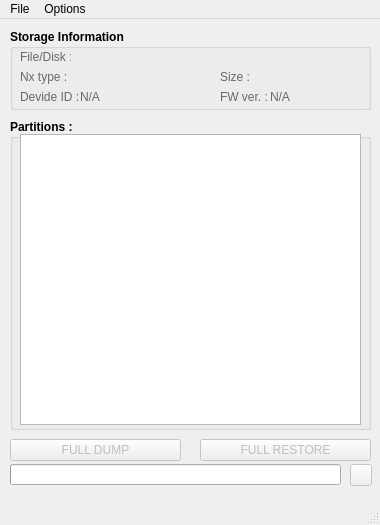
First picture: the form in NxNandManager/mainwindow.ui, repository eliboa/NxNandManager, before the edit.
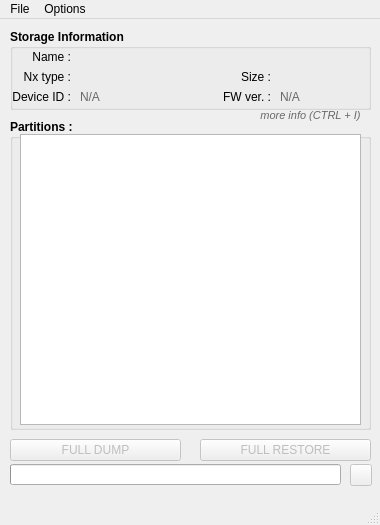
Second picture: the form after the edit. Icons and pictures are not drawn.

Commit message: GUI : misc. upgrades Full TX emuNAND detection (file) Improved PRODINFO/F dectection Fixed QWidgetItem heap memory leak

```diff
--- a/NxNandManager/mainwindow.ui
+++ b/NxNandManager/mainwindow.ui
@@ -85,7 +85,7 @@
      <rect>
       <x>10</x>
       <y>465</y>
-      <width>141</width>
+      <width>171</width>
       <height>16</height>
      </rect>
     </property>
@@ -546,10 +546,10 @@
    <widget class="QLabel" name="remaining_time_label">
     <property name="geometry">
      <rect>
-      <x>160</x>
+      <x>200</x>
       <y>465</y>
-      <width>141</width>
-      <height>16</height>
+      <width>171</width>
+      <height>20</height>
      </rect>
     </property>
     <property name="font">
@@ -700,9 +700,9 @@
         <colorrole role="WindowText">
          <brush brushstyle="SolidPattern">
           <color alpha="255">
-           <red>104</red>
-           <green>104</green>
-           <blue>104</blue>
+           <red>0</red>
+           <green>0</green>
+           <blue>0</blue>
           </color>
          </brush>
         </colorrole>
@@ -729,9 +729,9 @@
         <colorrole role="WindowText">
          <brush brushstyle="SolidPattern">
           <color alpha="255">
-           <red>104</red>
-           <green>104</green>
-           <blue>104</blue>
+           <red>0</red>
+           <green>0</green>
+           <blue>0</blue>
           </color>
          </brush>
         </colorrole>
@@ -792,13 +792,16 @@
       </font>
      </property>
      <property name="text">
-      <string>File/Disk :</string>
+      <string>Name :</string>
+     </property>
+     <property name="alignment">
+      <set>Qt::AlignRight|Qt::AlignTrailing|Qt::AlignVCenter</set>
      </property>
     </widget>
     <widget class="QLabel" name="size_label">
      <property name="geometry">
       <rect>
-       <x>210</x>
+       <x>230</x>
        <y>40</y>
        <width>31</width>
        <height>16</height>
@@ -810,9 +813,9 @@
         <colorrole role="WindowText">
          <brush brushstyle="SolidPattern">
           <color alpha="255">
-           <red>104</red>
-           <green>104</green>
-           <blue>104</blue>
+           <red>0</red>
+           <green>0</green>
+           <blue>0</blue>
           </color>
          </brush>
         </colorrole>
@@ -821,9 +824,9 @@
         <colorrole role="WindowText">
          <brush brushstyle="SolidPattern">
           <color alpha="255">
-           <red>104</red>
-           <green>104</green>
-           <blue>104</blue>
+           <red>0</red>
+           <green>0</green>
+           <blue>0</blue>
           </color>
          </brush>
         </colorrole>
@@ -850,6 +853,9 @@
      <property name="text">
       <string>Size :</string>
      </property>
+     <property name="alignment">
+      <set>Qt::AlignRight|Qt::AlignTrailing|Qt::AlignVCenter</set>
+     </property>
     </widget>
     <widget class="QLabel" name="nxtype_label">
      <property name="geometry">
@@ -866,9 +872,9 @@
         <colorrole role="WindowText">
          <brush brushstyle="SolidPattern">
           <color alpha="255">
-           <red>104</red>
-           <green>104</green>
-           <blue>104</blue>
+           <red>0</red>
+           <green>0</green>
+           <blue>0</blue>
           </color>
          </brush>
         </colorrole>
@@ -877,9 +883,9 @@
         <colorrole role="WindowText">
          <brush brushstyle="SolidPattern">
           <color alpha="255">
-           <red>104</red>
-           <green>104</green>
-           <blue>104</blue>
+           <red>0</red>
+           <green>0</green>
+           <blue>0</blue>
           </color>
          </brush>
         </colorrole>
@@ -906,13 +912,16 @@
      <property name="text">
       <string>Nx type :</string>
      </property>
+     <property name="alignment">
+      <set>Qt::AlignRight|Qt::AlignTrailing|Qt::AlignVCenter</set>
+     </property>
     </widget>
     <widget class="QLabel" name="size_value">
      <property name="geometry">
       <rect>
-       <x>240</x>
+       <x>270</x>
        <y>40</y>
-       <width>111</width>
+       <width>81</width>
        <height>16</height>
       </rect>
      </property>
@@ -966,7 +975,7 @@
     <widget class="QLabel" name="nxtype_value">
      <property name="geometry">
       <rect>
-       <x>60</x>
+       <x>70</x>
        <y>40</y>
        <width>141</width>
        <height>16</height>
@@ -1022,7 +1031,7 @@
     <widget class="QLabel" name="filedisk_value">
      <property name="geometry">
       <rect>
-       <x>60</x>
+       <x>70</x>
        <y>20</y>
        <width>291</width>
        <height>16</height>
@@ -1090,9 +1099,9 @@
         <colorrole role="WindowText">
          <brush brushstyle="SolidPattern">
           <color alpha="255">
-           <red>104</red>
-           <green>104</green>
-           <blue>104</blue>
+           <red>0</red>
+           <green>0</green>
+           <blue>0</blue>
           </color>
          </brush>
         </colorrole>
@@ -1101,9 +1110,9 @@
         <colorrole role="WindowText">
          <brush brushstyle="SolidPattern">
           <color alpha="255">
-           <red>104</red>
-           <green>104</green>
-           <blue>104</blue>
+           <red>0</red>
+           <green>0</green>
+           <blue>0</blue>
           </color>
          </brush>
         </colorrole>
@@ -1130,11 +1139,14 @@
      <property name="text">
       <string>FW ver. :</string>
      </property>
+     <property name="alignment">
+      <set>Qt::AlignRight|Qt::AlignTrailing|Qt::AlignVCenter</set>
+     </property>
     </widget>
     <widget class="QLabel" name="deviceid_label">
      <property name="geometry">
       <rect>
-       <x>10</x>
+       <x>0</x>
        <y>60</y>
        <width>61</width>
        <height>16</height>
@@ -1146,9 +1158,9 @@
         <colorrole role="WindowText">
          <brush brushstyle="SolidPattern">
           <color alpha="255">
-           <red>104</red>
-           <green>104</green>
-           <blue>104</blue>
+           <red>0</red>
+           <green>0</green>
+           <blue>0</blue>
           </color>
          </brush>
         </colorrole>
@@ -1157,9 +1169,9 @@
         <colorrole role="WindowText">
          <brush brushstyle="SolidPattern">
           <color alpha="255">
-           <red>104</red>
-           <green>104</green>
-           <blue>104</blue>
+           <red>0</red>
+           <green>0</green>
+           <blue>0</blue>
           </color>
          </brush>
         </colorrole>
@@ -1184,7 +1196,10 @@
       </font>
      </property>
      <property name="text">
-      <string>Devide ID :</string>
+      <string>Device ID :</string>
+     </property>
+     <property name="alignment">
+      <set>Qt::AlignRight|Qt::AlignTrailing|Qt::AlignVCenter</set>
      </property>
     </widget>
     <widget class="QLabel" name="deviceid_value">
@@ -1246,9 +1261,9 @@
     <widget class="QLabel" name="fwversion_value">
      <property name="geometry">
       <rect>
-       <x>260</x>
+       <x>270</x>
        <y>60</y>
-       <width>91</width>
+       <width>81</width>
        <height>16</height>
       </rect>
      </property>
@@ -1319,6 +1334,95 @@
      <string>Partitions :</string>
     </property>
    </widget>
+   <widget class="QPushButton" name="moreinfo_button">
+    <property name="geometry">
+     <rect>
+      <x>250</x>
+      <y>85</y>
+      <width>121</width>
+      <height>22</height>
+     </rect>
+    </property>
+    <property name="palette">
+     <palette>
+      <active>
+       <colorrole role="WindowText">
+        <brush brushstyle="SolidPattern">
+         <color alpha="255">
+          <red>156</red>
+          <green>156</green>
+          <blue>156</blue>
+         </color>
+        </brush>
+       </colorrole>
+       <colorrole role="ButtonText">
+        <brush brushstyle="SolidPattern">
+         <color alpha="255">
+          <red>104</red>
+          <green>104</green>
+          <blue>104</blue>
+         </color>
+        </brush>
+       </colorrole>
+      </active>
+      <inactive>
+       <colorrole role="WindowText">
+        <brush brushstyle="SolidPattern">
+         <color alpha="255">
+          <red>156</red>
+          <green>156</green>
+          <blue>156</blue>
+         </color>
+        </brush>
+       </colorrole>
+       <colorrole role="ButtonText">
+        <brush brushstyle="SolidPattern">
+         <color alpha="255">
+          <red>104</red>
+          <green>104</green>
+          <blue>104</blue>
+         </color>
+        </brush>
+       </colorrole>
+      </inactive>
+      <disabled>
+       <colorrole role="WindowText">
+        <brush brushstyle="SolidPattern">
+         <color alpha="255">
+          <red>120</red>
+          <green>120</green>
+          <blue>120</blue>
+         </color>
+        </brush>
+       </colorrole>
+       <colorrole role="ButtonText">
+        <brush brushstyle="SolidPattern">
+         <color alpha="255">
+          <red>120</red>
+          <green>120</green>
+          <blue>120</blue>
+         </color>
+        </brush>
+       </colorrole>
+      </disabled>
+     </palette>
+    </property>
+    <property name="font">
+     <font>
+      <pointsize>8</pointsize>
+      <italic>true</italic>
+     </font>
+    </property>
+    <property name="cursor">
+     <cursorShape>PointingHandCursor</cursorShape>
+    </property>
+    <property name="text">
+     <string>more info (CTRL + I)</string>
+    </property>
+    <property name="flat">
+     <bool>true</bool>
+    </property>
+   </widget>
    <zorder>groupBox_2</zorder>
    <zorder>partition_table</zorder>
    <zorder>progressBar</zorder>
```
Left out of the diff: 1 changed line with no effect on the pictures. The commit also changes 5 other files.
